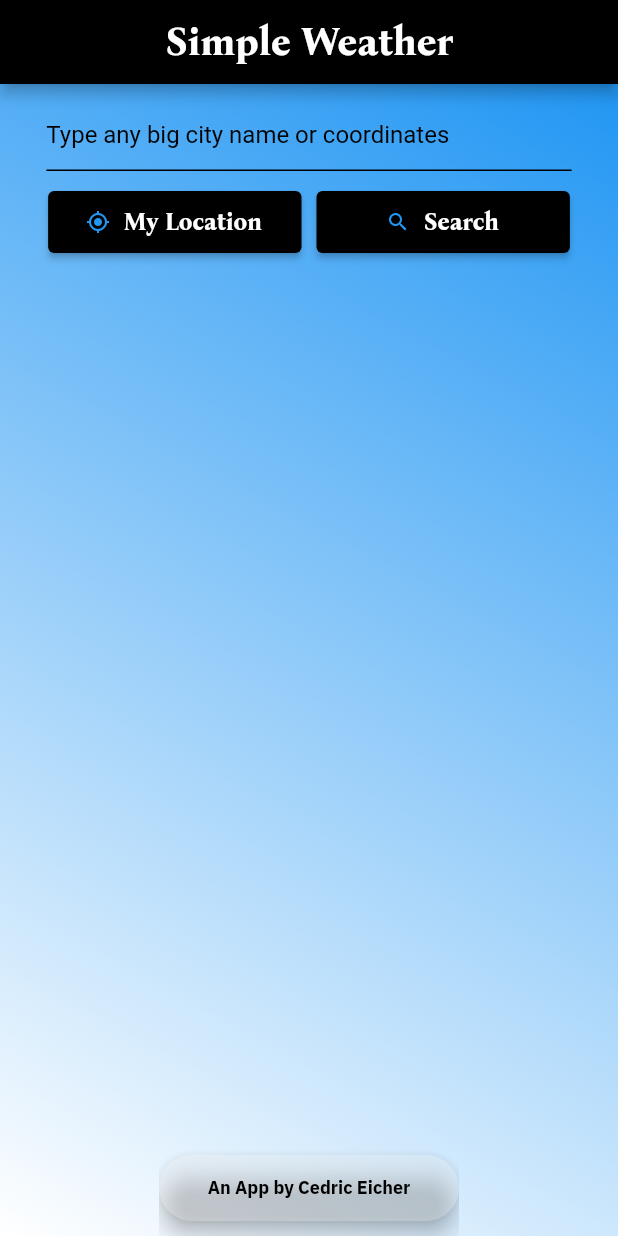
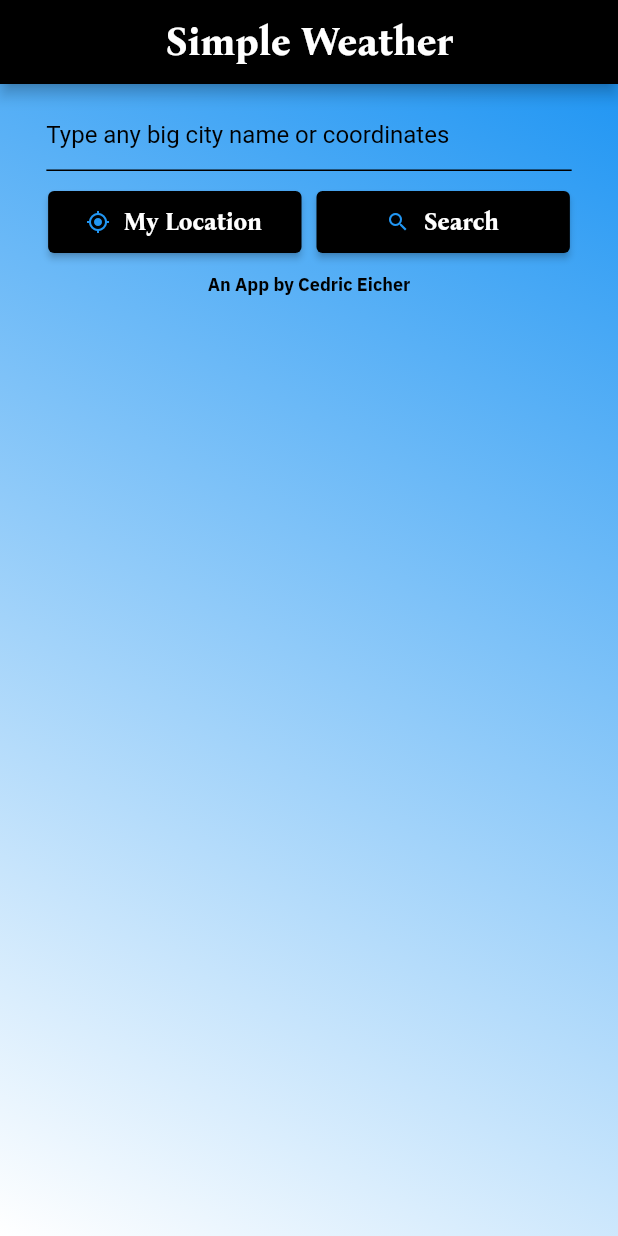
Before and after one commit to cedriceicher10/VeryGoodWeatherApp, a Flutter app: the screen it shows after launch, on a phone screen of 412 x 824 dp. Run offline on Flutter 3.47's test engine with Material 2 defaults, Android fonts, the phone set to English and light mode, and no system bars; our stand-ins replace animated_splash_screen, flutter_bloc, geocoding, location, page_transition, weather_icons.

Commit message:
Reverted the signature back but made it simply a bottom container instead of bottom-stuck.

```diff
--- a/lib/models/app_sizing.dart
+++ b/lib/models/app_sizing.dart
@@ -39,28 +39,6 @@ class AppSizing {
     fontSizeMedLarge = getFontSizeMedLarge();
     fontSizeLarge = getFontSizeLarge();
     fontSizeExtraLarge = getFontSizeExtraLarge();
-    signatureBoxHeight = getSignatureBoxHeight();
-    signatureBoxHeightStart = getSignatureBoxHeightStart();
-  }
-
-  // Container sizes
-  double getSignatureBoxHeight() {
-    double totalWidgetHeight = 20 +
-        (getSpacing() * 6) +
-        getTopButtonHeight() +
-        getWeatherContainerHeight() +
-        getNextDaysWeatherContainerHeight() +
-        getBottomButtonHeight();
-    if (MediaQuery.of(context).size.height > totalWidgetHeight) {
-      return (MediaQuery.of(context).size.height - totalWidgetHeight) / 2;
-    } else {
-      return MediaQuery.of(context).size.height * 0.10;
-    }
-  }
-
-  double getSignatureBoxHeightStart() {
-    double totalWidgetHeight = 20 + (getSpacing() * 2) + getTopButtonHeight();
-    return (MediaQuery.of(context).size.height) / 3;
   }
 
   double getTextFieldWidth() {
--- a/lib/weather_screen.dart
+++ b/lib/weather_screen.dart
@@ -55,11 +55,6 @@ class _WeatherScreenState extends State<WeatherScreen> {
                 builder: (context, weather) {
               lastWeather = weather;
               if (weather.isStart) {
-                WidgetsBinding.instance!.addPostFrameCallback((_) {
-                  ScaffoldMessenger.of(context).showSnackBar(
-                      snackBarSignature('An App by Cedric Eicher'));
-                });
-
                 // User location on start
                 getUserWeatherOnStart();
               }
@@ -80,25 +75,28 @@ class _WeatherScreenState extends State<WeatherScreen> {
                             searchButton()
                           ]),
                       SizedBox(height: _appSize.spacing),
-                      // Fade upon reloads to alert user something is happening
+                      bottomDisplayContainer(weather),
+                    ]),
+                  ));
+            })));
+  }
+
+  Widget bottomDisplayContainer(WeatherPackage weather) {
+    if (weather.isStart) {
+      return signatureText('An App by Cedric Eicher');
+    }
+    return // Fade upon reloads to alert user something is happening
         Expanded(
             child: SingleChildScrollView(
                 child: Column(children: [
       AnimatedSwitcher(
           duration: const Duration(milliseconds: 200),
-                            child: Container(
-                                key: UniqueKey(),
-                                child: weatherContainer(weather))),
+          child: Container(key: UniqueKey(), child: weatherContainer(weather))),
       SizedBox(height: _appSize.spacing),
-                        toggleAndRefreshButtons(weather.isStart, weather),
+      toggleAndRefreshButtons(weather),
       SizedBox(height: _appSize.spacing),
-                        //scrollForMoreIcon(weather),
-                        // Push signature to the bottom
-                        //signature(weather)
-                      ])))
-                    ]),
-                  ));
-            })));
+      signatureText('An App by Cedric Eicher')
+    ])));
   }
 
   // ===========================================================================
@@ -216,7 +214,9 @@ class _WeatherScreenState extends State<WeatherScreen> {
               ScaffoldMessenger.of(context).showSnackBar(
                   snackBarFloating('Checked for updated weather...', true));
             }
-            // Geocode to get lat/lon to allow for 'nearest available' weather
+
+            //String latLonQuery = _text.value.text; // hack, remove later
+            //Geocode to get lat/lon to allow for 'nearest available' weather
             String latLonQuery;
             try {
               List<Location> latLonFromAddress =
@@ -250,16 +250,12 @@ class _WeatherScreenState extends State<WeatherScreen> {
         ]));
   }
 
-  Widget toggleAndRefreshButtons(bool isStart, WeatherPackage weather) {
-    if (isStart) {
-      return Container();
-    } else {
+  Widget toggleAndRefreshButtons(WeatherPackage weather) {
     return Row(mainAxisAlignment: MainAxisAlignment.center, children: [
       toggleUnitsButton(),
       SizedBox(width: _appSize.spacing),
       refreshButton(weather)
     ]);
-    }
   }
 
   Widget weatherContainer(WeatherPackage weather) {
@@ -485,21 +481,6 @@ class _WeatherScreenState extends State<WeatherScreen> {
     );
   }
 
-  SnackBar snackBarSignature(String text) {
-    Color? snackBarColor = Colors.white.withOpacity(0.25);
-    return SnackBar(
-      width: 200,
-      content: signatureText(text),
-      backgroundColor: snackBarColor,
-      duration: const Duration(days: 365),
-      behavior: SnackBarBehavior.floating,
-      shape: RoundedRectangleBorder(
-        borderRadius: BorderRadius.circular(36),
-      ),
-      //margin: const EdgeInsets.only(bottom: 20),
-    );
-  }
-
   // ===========================================================================
   // FORMATTED TEXT
   // ===========================================================================
@@ -647,23 +628,6 @@ class _WeatherScreenState extends State<WeatherScreen> {
     );
   }
 
-  Widget signature(WeatherPackage weather) {
-    double signatureContainerHeight = 0;
-    if (weather.isStart) {
-      signatureContainerHeight = _appSize.signatureBoxHeightStart;
-    } else {
-      signatureContainerHeight = _appSize.signatureBoxHeight;
-    }
-    return SizedBox(
-        height: signatureContainerHeight,
-        child: Expanded(
-          child: Align(
-            alignment: FractionalOffset.bottomCenter,
-            child: signatureText('An App by Cedric Eicher'),
-          ),
-        ));
-  }
-
   Widget signatureText(String text) {
     return RichText(
       textAlign: TextAlign.center,
```
Lines whose indentation alone changed are shown as unchanged.
